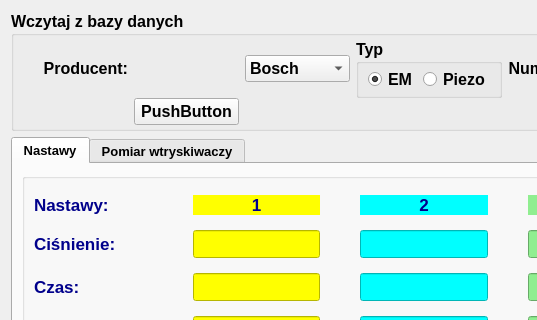
michniewski1986/ub1, file diagnosticwidget.ui: the form before one commit; both pictures show x 0 to 537 and y 0 to 320 of the 1024 by 710 pixel window.
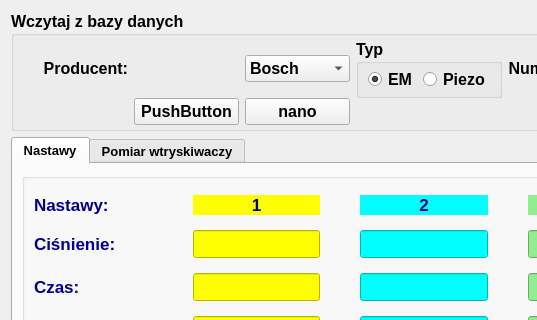
The form after the commit.

```diff
--- a/diagnosticwidget.ui
+++ b/diagnosticwidget.ui
@@ -1244,6 +1244,13 @@
         </property>
        </widget>
       </item>
+      <item row="1" column="2">
+       <widget class="QPushButton" name="pushButton_2">
+        <property name="text">
+         <string>nano</string>
+        </property>
+       </widget>
+      </item>
      </layout>
     </widget>
    </item>
```
